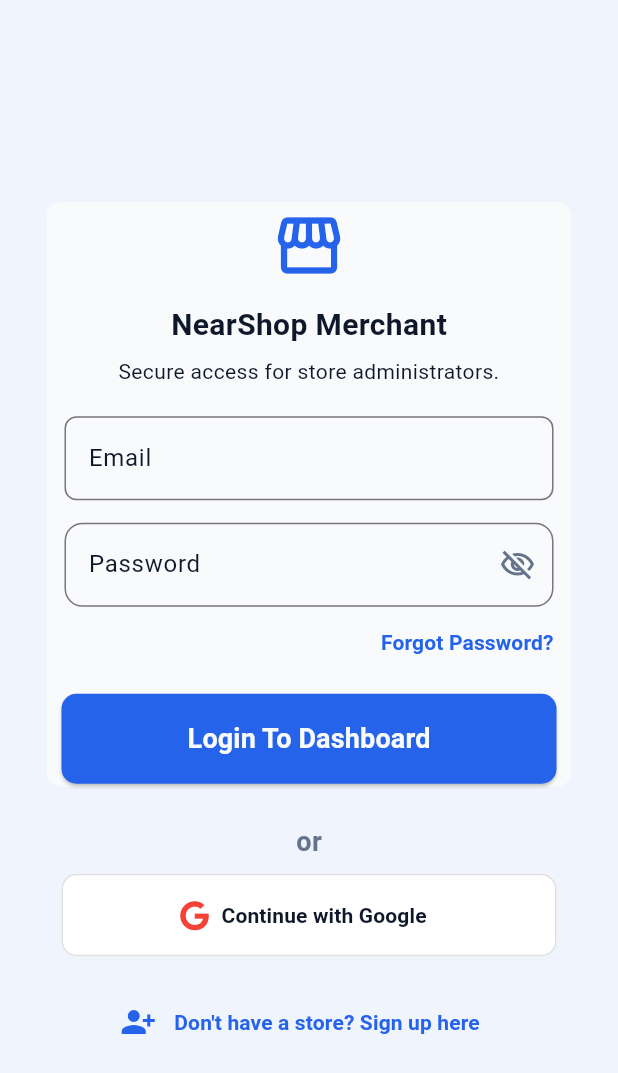
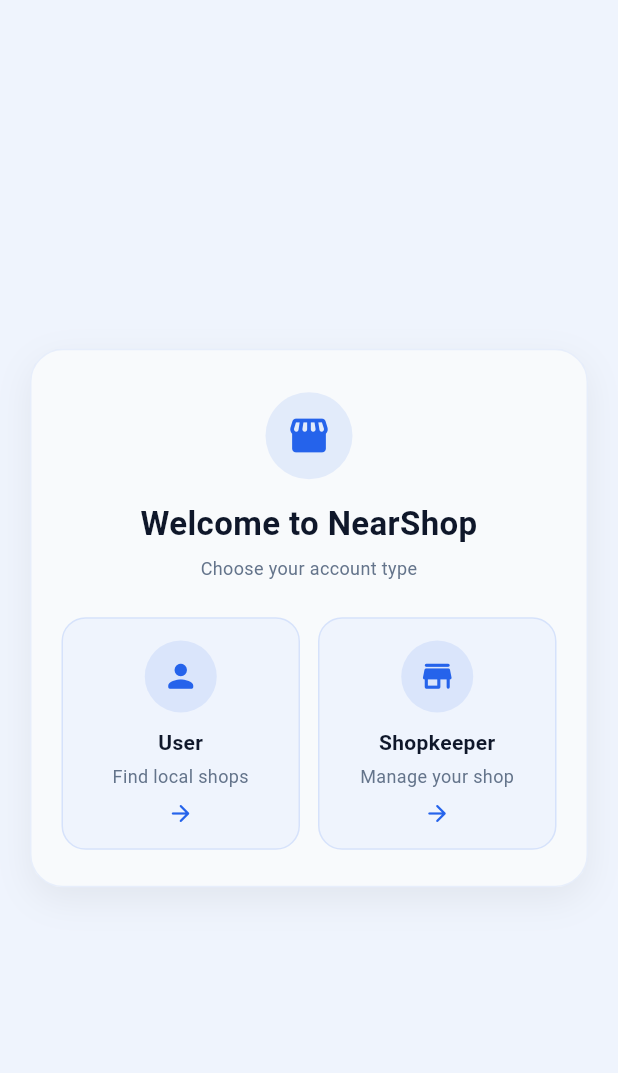
Before and after one commit to Sanjitkumar-git/localmarket, a Flutter app: the screen it shows after launch, after a tap on "Continue", on a phone screen of 412 x 824 dp. Shown: the top 1073 px of the screen. Run offline on Flutter 3.47's test engine with Material 3 defaults, Android fonts, the phone set to English and light mode, and no system bars; our stand-ins replace font_awesome_flutter.

Commit message:
Update NearShop authentication and role selection

```diff
--- a/lib/main.dart
+++ b/lib/main.dart
@@ -1,6 +1,4 @@
 import 'package:flutter/material.dart';
-import 'package:localmarket/shopkeeper/auth/sign_in.dart';
-import 'package:localmarket/users/auth/sign_in.dart';
 import 'package:localmarket/widget/language_selection.dart';
 
 void main() {
--- a/lib/shopkeeper/auth/forgot_password.dart
+++ b/lib/shopkeeper/auth/forgot_password.dart
@@ -1,7 +1,9 @@
 import 'package:flutter/material.dart';
+import 'package:font_awesome_flutter/font_awesome_flutter.dart';
 import 'package:localmarket/widget/app_colors.dart';
 import 'package:localmarket/widget/app_font.dart';
 import 'package:localmarket/widget/app_fontweight.dart';
+import 'package:localmarket/widget/app_icon.dart';
 import 'package:localmarket/widget/app_language.dart';
 import 'package:localmarket/widget/app_padding.dart';
 
@@ -37,10 +39,12 @@
                       decoration: BoxDecoration(
                         borderRadius: BorderRadius.circular(20),
                       ),
-                      child: Icon(
-                        Icons.storefront_outlined,
-                        color: AppColors.primary,
-                        size: AppTextSizes.h4,
+                      child: AppIcon(
+                        iconWidget: const FaIcon(
+                          FontAwesomeIcons.store,
+                          size: 30,
+                          color: AppColors.primaryDark,
+                        ),
                       ),
                     ),
 
@@ -153,18 +157,18 @@
                         onPressed: () {
                           Navigator.pop(context);
                         },
+                        style: TextButton.styleFrom(
+                          foregroundColor: AppColors.primary,
+                          textStyle: TextStyle(
+                            fontSize: AppTextSizes.button,
+                            fontWeight: AppFontWeights.medium,
+                          ),
+                        ),
                         child: Text(
                           AppLanguage.tr(
                             en: 'Back to Login',
                             hi: 'लॉगिन पर वापस जाएं',
                             ne: 'लगइनमा फर्कनुहोस्',
-                          ),
-                        ),
-                        style: TextButton.styleFrom(
-                          foregroundColor: AppColors.primary,
-                          textStyle: TextStyle(
-                            fontSize: AppTextSizes.button,
-                            fontWeight: AppFontWeights.medium,
                           ),
                         ),
                       ),
--- a/lib/shopkeeper/auth/sign_up.dart
+++ b/lib/shopkeeper/auth/sign_up.dart
@@ -1,7 +1,5 @@
 import 'package:flutter/material.dart';
-import 'package:font_awesome_flutter/font_awesome_flutter.dart';
 import 'package:localmarket/shopkeeper/auth/sign_in.dart';
-import 'package:localmarket/users/auth/sign_in.dart';
 import 'package:localmarket/widget/app_colors.dart';
 import 'package:localmarket/widget/app_font.dart';
 import 'package:localmarket/widget/app_fontweight.dart';
--- a/lib/widget/language_selection.dart
+++ b/lib/widget/language_selection.dart
@@ -4,6 +4,7 @@
 import 'package:localmarket/widget/app_font.dart';
 import 'package:localmarket/widget/app_fontweight.dart';
 import 'package:localmarket/widget/app_language.dart';
+import 'package:localmarket/widget/role_selection.dart';
 
 class LanguageSelectionPage extends StatefulWidget {
   const LanguageSelectionPage({super.key});
@@ -22,12 +23,11 @@
   ];
 
   void _continue() {
-    // Selected language ko globally set karna
     AppLanguage.currentLanguage = _selectedLanguage;
 
     Navigator.push(
       context,
-      MaterialPageRoute(builder: (context) => const PartnerSignInPage()),
+      MaterialPageRoute(builder: (context) => RoleSelectionPage()),
     );
   }
 
@@ -92,7 +92,7 @@
                           padding: const EdgeInsets.symmetric(horizontal: 16),
                           decoration: BoxDecoration(
                             color: isSelected
-                                ? AppColors.primary.withOpacity(0.1)
+                                ? AppColors.primary.withValues(alpha: 0.1)
                                 : Colors.transparent,
                             border: Border.all(
                               color: isSelected
--- /dev/null
+++ b/lib/widget/role_selection.dart
@@ -0,0 +1,224 @@
+import 'package:flutter/material.dart';
+import 'package:localmarket/shopkeeper/auth/sign_in.dart';
+import 'package:localmarket/users/auth/sign_in.dart';
+import 'package:localmarket/widget/app_colors.dart';
+import 'package:localmarket/widget/app_font.dart';
+import 'package:localmarket/widget/app_fontweight.dart';
+import 'package:localmarket/widget/app_language.dart';
+
+class RoleSelectionPage extends StatelessWidget {
+  const RoleSelectionPage({super.key});
+
+  @override
+  Widget build(BuildContext context) {
+    return Scaffold(
+      backgroundColor: AppColors.background,
+      body: SafeArea(
+        child: Center(
+          child: SingleChildScrollView(
+            padding: const EdgeInsets.symmetric(horizontal: 20, vertical: 30),
+            child: Container(
+              width: 430,
+              padding: const EdgeInsets.fromLTRB(20, 28, 20, 24),
+              decoration: BoxDecoration(
+                color: AppColors.card,
+                borderRadius: BorderRadius.circular(22),
+                border: Border.all(color: AppColors.primary.withOpacity(0.08)),
+                boxShadow: [
+                  BoxShadow(
+                    color: Colors.black.withOpacity(0.06),
+                    blurRadius: 20,
+                    offset: const Offset(0, 8),
+                  ),
+                ],
+              ),
+              child: Column(
+                mainAxisSize: MainAxisSize.min,
+                children: [
+                  Container(
+                    height: 58,
+                    width: 58,
+                    decoration: BoxDecoration(
+                      color: AppColors.primary.withOpacity(0.10),
+                      shape: BoxShape.circle,
+                    ),
+                    child: Icon(
+                      Icons.storefront_rounded,
+                      size: 30,
+                      color: AppColors.primary,
+                    ),
+                  ),
+
+                  const SizedBox(height: 14),
+
+                  Text(
+                    AppLanguage.tr(
+                      en: 'Welcome to NearShop',
+                      hi: 'नियरशॉप में आपका स्वागत है',
+                      ne: 'नियरशपमा स्वागत छ',
+                    ),
+                    textAlign: TextAlign.center,
+                    style: TextStyle(
+                      color: AppColors.textPrimary,
+                      fontSize: AppTextSizes.h5,
+                      fontWeight: AppFontWeights.bold,
+                    ),
+                  ),
+
+                  const SizedBox(height: 6),
+
+                  Text(
+                    AppLanguage.tr(
+                      en: 'Choose your account type',
+                      hi: 'अपना अकाउंट प्रकार चुनें',
+                      ne: 'आफ्नो खाता प्रकार छान्नुहोस्',
+                    ),
+                    textAlign: TextAlign.center,
+                    style: TextStyle(
+                      color: AppColors.textSecondary,
+                      fontSize: AppTextSizes.sm,
+                      fontWeight: AppFontWeights.regular,
+                    ),
+                  ),
+
+                  const SizedBox(height: 24),
+
+                  Row(
+                    children: [
+                      Expanded(
+                        child: _roleCard(
+                          context: context,
+                          icon: Icons.person_rounded,
+                          title: AppLanguage.tr(
+                            en: 'User',
+                            hi: 'उपयोगकर्ता',
+                            ne: 'प्रयोगकर्ता',
+                          ),
+                          description: AppLanguage.tr(
+                            en: 'Find local shops',
+                            hi: 'स्थानीय दुकानें खोजें',
+                            ne: 'स्थानीय पसल खोज्नुहोस्',
+                          ),
+                          onTap: () {
+                            Navigator.push(
+                              context,
+                              MaterialPageRoute(
+                                builder: (context) => SignInPage(),
+                              ),
+                            );
+                          },
+                        ),
+                      ),
+
+                      const SizedBox(width: 12),
+
+                      Expanded(
+                        child: _roleCard(
+                          context: context,
+                          icon: Icons.store_rounded,
+                          title: AppLanguage.tr(
+                            en: 'Shopkeeper',
+                            hi: 'दुकानदार',
+                            ne: 'पसल मालिक',
+                          ),
+                          description: AppLanguage.tr(
+                            en: 'Manage your shop',
+                            hi: 'अपनी दुकान संभालें',
+                            ne: 'आफ्नो पसल व्यवस्थापन गर्नुहोस्',
+                          ),
+                          onTap: () {
+                            Navigator.push(
+                              context,
+                              MaterialPageRoute(
+                                builder: (context) => PartnerSignInPage(),
+                              ),
+                            );
+                          },
+                        ),
+                      ),
+                    ],
+                  ),
+                ],
+              ),
+            ),
+          ),
+        ),
+      ),
+    );
+  }
+
+  Widget _roleCard({
+    required BuildContext context,
+    required IconData icon,
+    required String title,
+    required String description,
+    required VoidCallback onTap,
+  }) {
+    return Material(
+      color: Colors.transparent,
+      child: InkWell(
+        onTap: onTap,
+        borderRadius: BorderRadius.circular(16),
+        child: Container(
+          height: 155,
+          padding: const EdgeInsets.all(14),
+          decoration: BoxDecoration(
+            color: AppColors.background,
+            borderRadius: BorderRadius.circular(16),
+            border: Border.all(color: AppColors.primary.withOpacity(0.12)),
+          ),
+          child: Column(
+            mainAxisAlignment: MainAxisAlignment.center,
+            children: [
+              Container(
+                height: 48,
+                width: 48,
+                decoration: BoxDecoration(
+                  color: AppColors.primary.withOpacity(0.10),
+                  shape: BoxShape.circle,
+                ),
+                child: Icon(icon, size: 25, color: AppColors.primary),
+              ),
+
+              const SizedBox(height: 10),
+
+              Text(
+                title,
+                textAlign: TextAlign.center,
+                maxLines: 1,
+                overflow: TextOverflow.ellipsis,
+                style: TextStyle(
+                  color: AppColors.textPrimary,
+                  fontSize: AppTextSizes.md,
+                  fontWeight: AppFontWeights.bold,
+                ),
+              ),
+
+              const SizedBox(height: 4),
+
+              Text(
+                description,
+                textAlign: TextAlign.center,
+                maxLines: 2,
+                overflow: TextOverflow.ellipsis,
+                style: TextStyle(
+                  color: AppColors.textSecondary,
+                  fontSize: AppTextSizes.sm,
+                  fontWeight: AppFontWeights.regular,
+                ),
+              ),
+
+              const SizedBox(height: 7),
+
+              Icon(
+                Icons.arrow_forward_rounded,
+                size: 18,
+                color: AppColors.primary,
+              ),
+            ],
+          ),
+        ),
+      ),
+    );
+  }
+}
```
